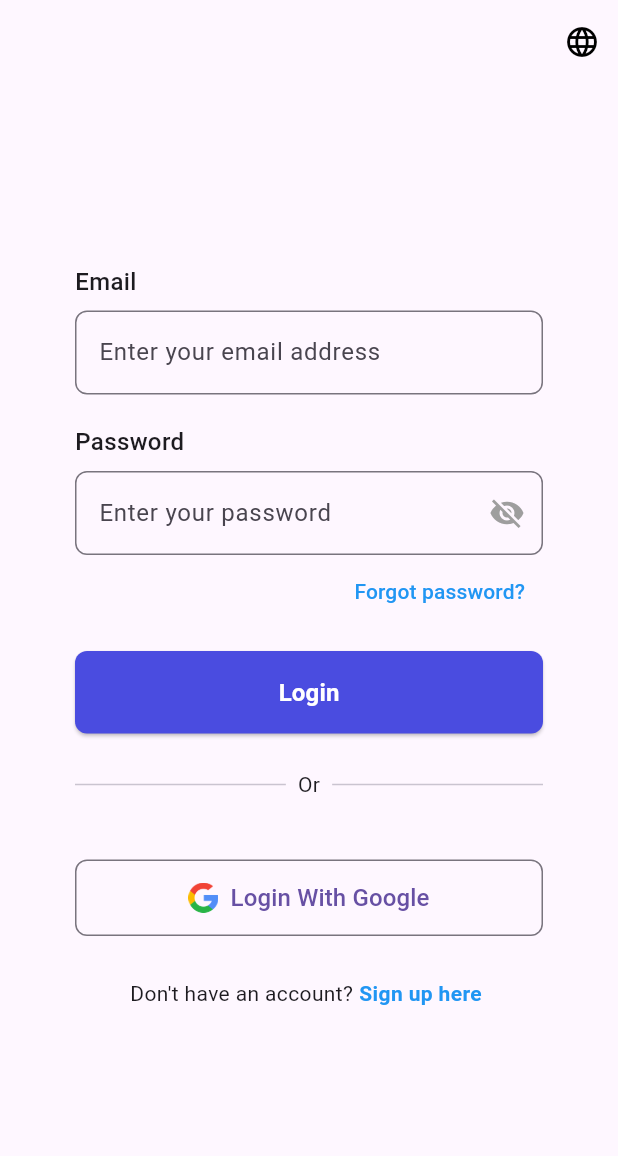
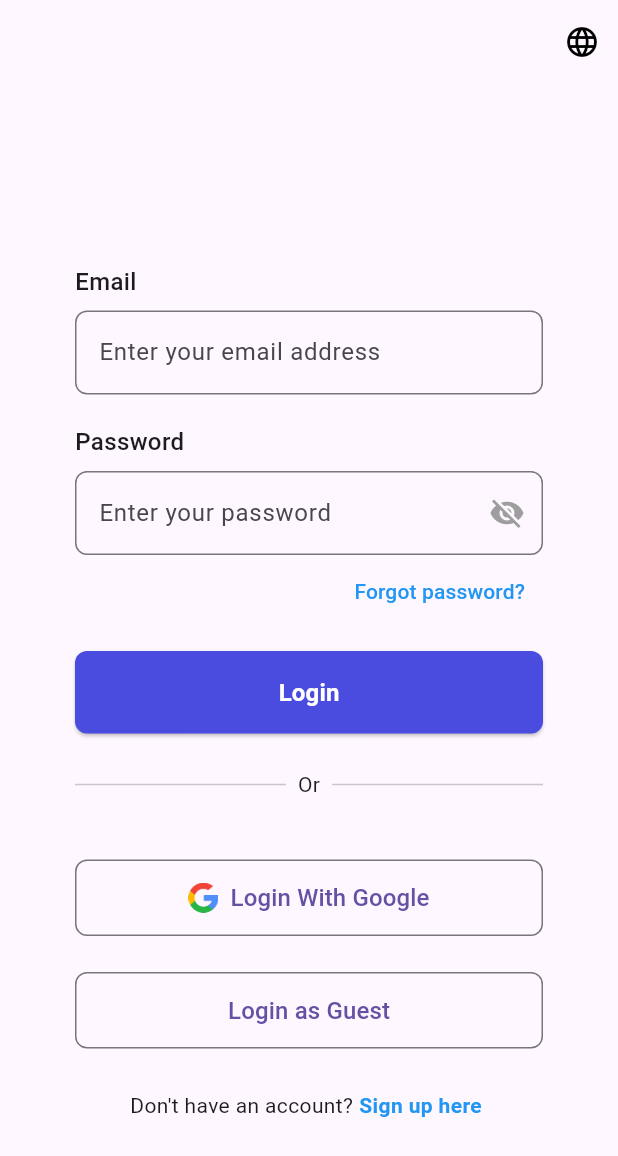
Before and after one commit to LiZe-chai/cloud-recognition-application, a Flutter app: the screen it shows after launch, on a phone screen of 412 x 824 dp. Shown: the top 1156 px of the screen. Run offline on Flutter 3.47's test engine with Material 3 defaults, Android fonts, the phone set to English and light mode, and no system bars; our stand-ins replace google_sign_in, pin_code_fields; generated files the repository leaves out were written again.

Commit message:
login with guest button

```diff
--- a/l10n.yaml
+++ b/l10n.yaml
@@ -2,5 +2,4 @@ arb-dir: lib/l10n
 template-arb-file: app_en.arb
 output-localization-file: l10n.dart
 output-class: S
-synthetic-package: false
 output-dir: lib/generated
--- a/lib/l10n/app_en.arb
+++ b/lib/l10n/app_en.arb
@@ -7,6 +7,7 @@
   "passwordInstruction": "Enter your password",
   "forgotPassword": "Forgot password?",
   "loginWithGoogle": "Login With Google",
+  "loginAsGuest": "Login as Guest",
   "dontHaveAnAccount": "Don't have an account?",
   "signUpNow": "Sign up here",
   "signUp": "Sign up",
@@ -16,6 +17,7 @@
   "confirmPassword": "Confirm Password",
   "confirmPasswordInstruction": "Enter password again",
   "emailExist":"This email already registered, please login",
+  "emailExistByGoogle": "This email is already registered with Google. Please log in via Google.",
   "emailNExist": "This email is not registered yet",
   "passwordNotMatch":"Password and Confirm Password must be the same.",
   "checkEmail": "Check your email",
--- a/lib/l10n/app_zh.arb
+++ b/lib/l10n/app_zh.arb
@@ -7,10 +7,12 @@
   "passwordInstruction": "请输入你的密码",
   "forgotPassword": "忘记密码?",
   "loginWithGoogle": "使用 Google 登录",
+  "loginAsGuest": "访客登录",
   "dontHaveAnAccount": "还没注册账号?",
   "signUpNow": "在这注册",
   "signUp": "注册",
   "emailError": "该邮箱未注册",
+  "emailExistByGoogle": "该邮箱已通过 Google 注册，请使用 Google 登录",
   "emailNExist": "该邮箱尚未注册",
   "passwordError": "密码错误",
   "passwordRegex": "密码至少需 8 个字符，且包含大写字母、小写字母、数字和特殊字符。",
--- a/lib/pages/signin.dart
+++ b/lib/pages/signin.dart
@@ -121,6 +121,7 @@ class _SignInPageState extends State<SignInPage> {
                       borderRadius: BorderRadius.circular(8),
                     ),
                     errorText: _emailError,
+                    errorMaxLines: 3,
                   ),
                 ),
                 const SizedBox(height: 20),
@@ -192,7 +193,11 @@ class _SignInPageState extends State<SignInPage> {
                         setState(() {
                           _passwordError = S.of(context)!.passwordError;
                         });
-                      } else {
+                      } else if (response =="This account is registered via google, please log in with google"){
+                        setState(() {
+                          _emailError = S.of(context)!.emailExistByGoogle;
+                        });
+                      }else{
                         ScaffoldMessenger.of(context).showSnackBar(
                           const SnackBar(content: Text("✅ Login successful!")),
                         );
@@ -265,6 +270,22 @@ class _SignInPageState extends State<SignInPage> {
                 ),
 
                 const SizedBox(height: 24),
+                OutlinedButton.icon(
+                  onPressed: () {
+                    _handleGoogleSignIn();
+                  },
+                  style: OutlinedButton.styleFrom(
+                    padding: const EdgeInsets.symmetric(vertical: 14),
+                    shape: RoundedRectangleBorder(
+                      borderRadius: BorderRadius.circular(8),
+                    ),
+                  ),
+                  label: Text(S.of(context)!.loginAsGuest,
+                      style:
+                      TextStyle(fontSize: 16, fontWeight: FontWeight.w500)),
+                ),
+
+                const SizedBox(height: 24),
 
                 // Sign up
                 Row(
--- a/pubspec.yaml
+++ b/pubspec.yaml
@@ -33,7 +33,7 @@ dependencies:
   http: ^1.2.2
   flutter_localizations:
     sdk: flutter
-  intl: ^0.19.0
+  intl: ^0.20.2
   pin_code_fields: ^8.0.1
   google_sign_in: ^6.2.1
 
```
Also changed, not shown: lib/pages/signup.dart (+6 -2 lines), pubspec.lock, 2 other files.
